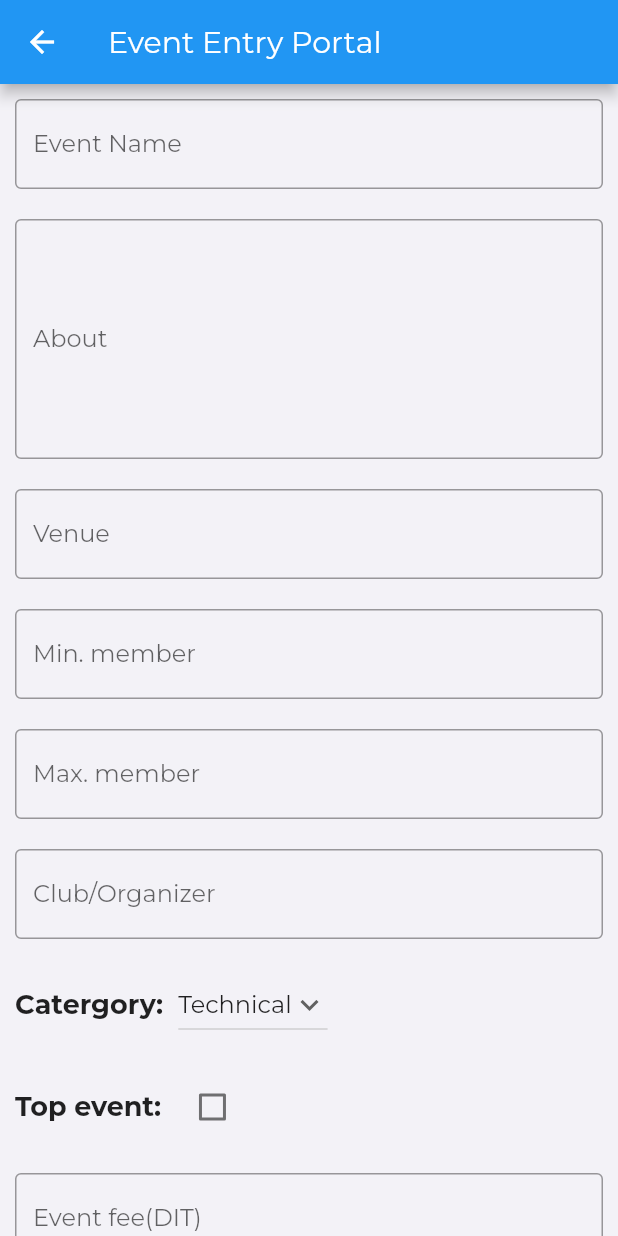
After one commit to Youthopia2022/FMS-DITU, a Flutter app: the screen it shows after launch, after a tap on "Add Event Info(Brief)", on a phone screen of 412 x 824 dp. The commit adds this screen. Run offline on Flutter 3.47's test engine with Material 2 defaults, Android fonts, the phone set to English and light mode, and no system bars; our stand-ins replace card_swiper, cloud_firestore, firebase_auth, firebase_core, google_nav_bar, group_button and 1 more; missing offline and left inert: pay; accounts and stored records are empty; network calls fail.

Commit message:
Added Event entry portal

```diff
--- /dev/null
+++ b/lib/screens/event_entry/components/Body.dart
@@ -0,0 +1,41 @@
+import 'package:flutter/material.dart';
+import 'package:fms_ditu/screens/event_entry/components/EventBrief.dart';
+import 'package:fms_ditu/screens/event_entry/components/EventShort.dart';
+
+class Body extends StatelessWidget {
+  const Body({Key? key}) : super(key: key);
+
+  @override
+  Widget build(BuildContext context) {
+    return Center(
+      child: Column(
+        children: [
+          Padding(
+            padding: const EdgeInsets.all(10),
+            child: ElevatedButton(
+              onPressed: () {
+                Navigator.push(
+                  context,
+                  MaterialPageRoute(builder: (context) => const EventBrief()),
+                );
+              },
+              child: Text("Add Event Info(Brief)"),
+            ),
+          ),
+          Padding(
+            padding: const EdgeInsets.all(10),
+            child: ElevatedButton(
+              onPressed: () {
+                Navigator.push(
+                  context,
+                  MaterialPageRoute(builder: (context) => const EventShort()),
+                );
+              },
+              child: Text("Add Event Info(Short)"),
+            ),
+          ),
+        ],
+      ),
+    );
+  }
+}
--- /dev/null
+++ b/lib/screens/event_entry/components/EventBrief.dart
@@ -0,0 +1,258 @@
+import 'package:flutter/material.dart';
+
+class EventBrief extends StatefulWidget {
+  const EventBrief({Key? key}) : super(key: key);
+
+  @override
+  State<EventBrief> createState() => _EventBriefState();
+}
+
+class _EventBriefState extends State<EventBrief> {
+  TextEditingController eventNameController = TextEditingController();
+  TextEditingController aboutController = TextEditingController();
+  TextEditingController venueController = TextEditingController();
+  TextEditingController minMemController = TextEditingController();
+  TextEditingController maxMemController = TextEditingController();
+  TextEditingController clubController = TextEditingController();
+  TextEditingController feeDitController = TextEditingController();
+  TextEditingController feeNonDitController = TextEditingController();
+  TextEditingController dateController = TextEditingController();
+  String _eventName = '';
+  String _feeDit = '';
+  String _feeNonDit = '';
+  String _about = '';
+  String _venue = '';
+  double _date = 22;
+  String _club = '';
+  double _minMem = 1;
+  double _maxMem = 1;
+  bool? isTopEvent = false;
+  DateTime _Date = DateTime.now();
+  String dropdownvalue = 'Technical';
+  TimeOfDay _time = TimeOfDay(hour: 7, minute: 15);
+
+  void _selectTime() async {
+    final TimeOfDay? newTime = await showTimePicker(
+      context: context,
+      initialTime: _time,
+    );
+    if (newTime != null) {
+      setState(() {
+        _time = newTime;
+      });
+    }
+  }
+
+  // List of items in our dropdown menu
+  var items = [
+    'Technical',
+    'Cultural',
+    'Debate',
+    'Informal',
+    'Gaming',
+  ];
+  @override
+  Widget build(BuildContext context) {
+    return Scaffold(
+      appBar: AppBar(
+        title: Text("Event Entry Portal"),
+      ),
+      body: SingleChildScrollView(
+        child: Column(
+          children: [
+            Container(
+                margin: EdgeInsets.all(10),
+                child: TextField(
+                  controller: eventNameController,
+                  decoration: InputDecoration(
+                    border: OutlineInputBorder(),
+                    labelText: 'Event Name',
+                  ),
+                  onChanged: (text) {
+                    setState(() {
+                      _eventName = text;
+                    });
+                  },
+                )),
+
+            Container(
+                margin: EdgeInsets.all(10),
+                child: TextField(
+                  controller: aboutController,
+                  maxLines: 6,
+                  decoration: InputDecoration(
+                    border: OutlineInputBorder(),
+                    labelText: 'About',
+                  ),
+                  onChanged: (text) {
+                    setState(() {
+                      _about = text;
+                    });
+                  },
+                )),
+            Container(
+                margin: EdgeInsets.all(10),
+                child: TextField(
+                  controller: venueController,
+                  decoration: InputDecoration(
+                    border: OutlineInputBorder(),
+                    labelText: 'Venue',
+                  ),
+                  onChanged: (text) {
+                    setState(() {
+                      _venue = text;
+                    });
+                  },
+                )),
+            Container(
+                margin: EdgeInsets.all(10),
+                child: TextField(
+                  keyboardType: TextInputType.number,
+                  controller: minMemController,
+                  decoration: InputDecoration(
+                    border: OutlineInputBorder(),
+                    labelText: 'Min. member',
+                  ),
+                  onChanged: (text) {
+                    setState(() {
+                      _minMem = text as double;
+                    });
+                  },
+                )),
+            Container(
+                margin: EdgeInsets.all(10),
+                child: TextField(
+                  keyboardType: TextInputType.number,
+                  controller: maxMemController,
+                  decoration: InputDecoration(
+                    border: OutlineInputBorder(),
+                    labelText: 'Max. member',
+                  ),
+                  onChanged: (text) {
+                    setState(() {
+                      _maxMem = text as double;
+                    });
+                  },
+                )),
+            Container(
+                margin: EdgeInsets.all(10),
+                child: TextField(
+                  keyboardType: TextInputType.number,
+                  controller: clubController,
+                  decoration: InputDecoration(
+                    border: OutlineInputBorder(),
+                    labelText: 'Club/Organizer',
+                  ),
+                  onChanged: (text) {
+                    setState(() {
+                      _club = text;
+                    });
+                  },
+                )),
+            Padding(
+              padding: const EdgeInsets.all(10),
+              child: Row(
+                children: [
+                  Text("Catergory:  ",style: TextStyle(fontSize: 18,fontWeight: FontWeight.w600),),
+                  DropdownButton(
+                    value: dropdownvalue,
+                    icon: const Icon(Icons.keyboard_arrow_down),
+                    items: items.map((String items) {
+                      return DropdownMenuItem(
+                        value: items,
+                        child: Text(items),
+                      );
+                    }).toList(),
+                    onChanged: (String? newValue) {
+                      setState(() {
+                        dropdownvalue = newValue!;
+                      });
+                    },
+                  ),
+
+                ],
+              ),
+            ),
+            Padding(
+              padding: const EdgeInsets.all(10),
+              child: Row(
+                children: [
+                  Text("Top event:  ",style: TextStyle(fontSize: 18,fontWeight: FontWeight.w600),),
+                  Checkbox(
+                    value: isTopEvent,
+                    onChanged: (bool? value) {
+                      setState(() {
+                        isTopEvent = value;
+                      });
+                    },
+                  ),
+                ],
+              ),
+            ),
+
+            Container(
+                margin: EdgeInsets.all(10),
+                child: TextField(
+                  keyboardType: TextInputType.number,
+                  controller: feeDitController,
+                  decoration: InputDecoration(
+                    border: OutlineInputBorder(),
+                    labelText: 'Event fee(DIT)',
+                  ),
+                  onChanged: (text) {
+                    setState(() {
+                      _feeDit = text;
+                    });
+                  },
+                )),
+            Container(
+                margin: EdgeInsets.all(10),
+                child: TextField(
+                  keyboardType: TextInputType.number,
+                  controller: feeNonDitController,
+                  decoration: InputDecoration(
+                    border: OutlineInputBorder(),
+                    labelText: 'Event fee(Non-DIT)',
+                  ),
+                  onChanged: (text) {
+                    setState(() {
+                      _feeNonDit = text;
+                    });
+                  },
+                )),
+            Container(
+                margin: EdgeInsets.all(10),
+                child: TextField(
+                  keyboardType: TextInputType.number,
+                  controller: dateController,
+                  decoration: InputDecoration(
+                    border: OutlineInputBorder(),
+                    labelText: 'Date',
+                  ),
+                  onChanged: (text) {
+                    setState(() {
+                      _date = text as double;
+                    });
+                  },
+                )),
+            ElevatedButton(
+              onPressed: _selectTime,
+              child: Text('Event Time: ${_time}'),
+            ),
+
+            SizedBox(height: 30,),
+
+            ElevatedButton(
+              onPressed: (){
+                //Todo: Submit event data to firebase
+              },
+              child: Text('Submit'),
+            ),
+
+            SizedBox(height: 20,),
+          ],
+        ),
+      ),
+    );
+  }
+}
--- /dev/null
+++ b/lib/screens/event_entry/event_entry.dart
@@ -0,0 +1,22 @@
+import 'package:flutter/material.dart';
+import 'package:fms_ditu/constants.dart';
+import 'package:fms_ditu/screens/event_entry/components/Body.dart';
+import 'package:fms_ditu/screens/event_entry/components/EventBrief.dart';
+
+class EventsEntry extends StatelessWidget {
+  const EventsEntry({Key? key}) : super(key: key);
+
+  static String routeName = "/eventBrief";
+  @override
+  Widget build(BuildContext context) {
+    return SafeArea(
+      child: Scaffold(
+        backgroundColor: kBackgroundColor,
+        appBar: AppBar(
+          title: Text("Event Entry"),
+        ),
+        body: Body(),
+      ),
+    );
+  }
+}
```
Also changed, not shown: lib/main.dart (+13 -10 lines), lib/screens/dashboard/dashboard.dart (+17 -29 lines), lib/screens/event_entry/components/EventShort.dart (added, +179 -0 lines), lib/screens/profile/userPreferences.dart (+5 -5 lines), assets/images/youthopia_small_white.png (added).
